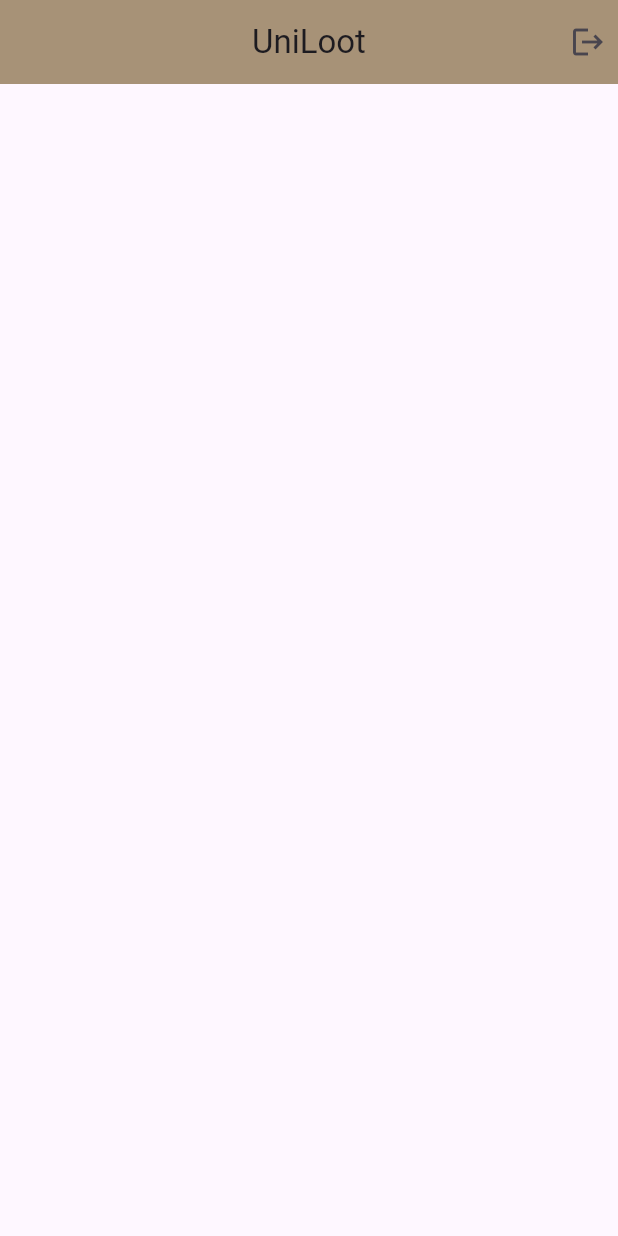
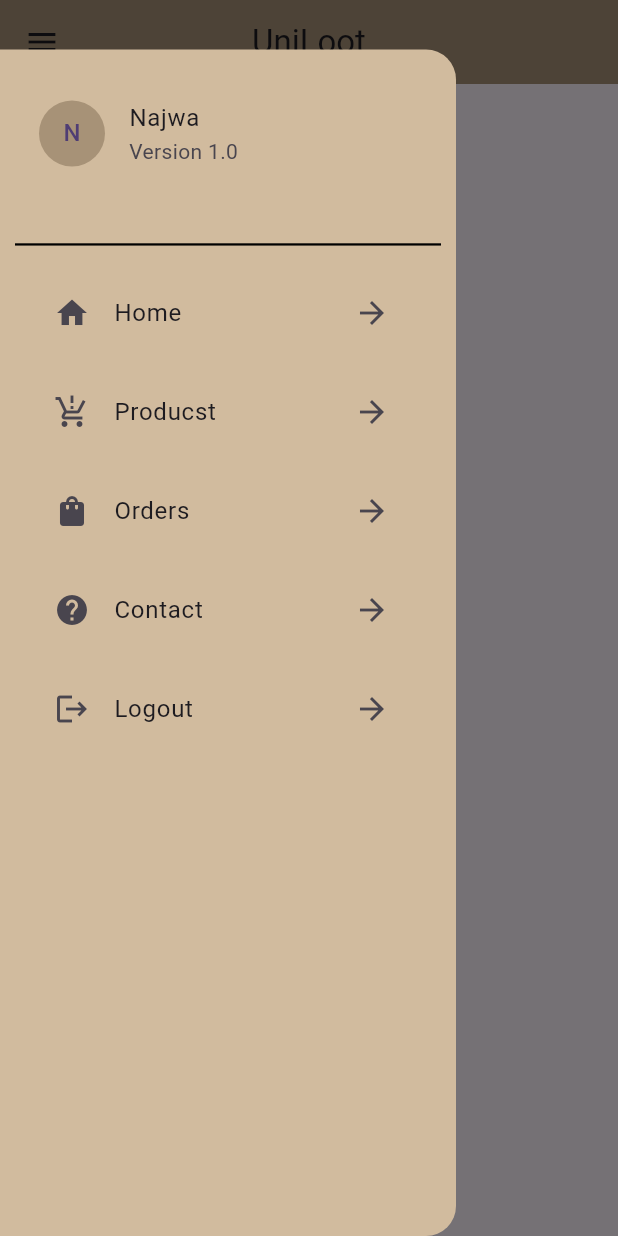
Before and after one commit to NajwaShaharudin/UniLoot, a Flutter app: the MainScreen screen opened directly, with the side drawer open (before the commit the screen has no drawer), on a phone screen of 412 x 824 dp. Run offline on Flutter 3.47's test engine with Material 3 defaults, Android fonts, the phone set to English and light mode, and no system bars; our stand-ins replace cloud_firestore, firebase_auth, firebase_core, firebase_messaging, flutter_easyloading, flutter_keyboard_visibility and 3 more; accounts and stored records are empty.

Commit message:
main screen drawer

```diff
--- a/lib/screens/user_panel/main_screen.dart
+++ b/lib/screens/user_panel/main_screen.dart
@@ -1,11 +1,7 @@
-import 'package:firebase_auth/firebase_auth.dart';
 import 'package:flutter/material.dart';
 import 'package:flutter/services.dart';
-import 'package:get/get.dart';
-import 'package:google_sign_in/google_sign_in.dart';
 import 'package:uni_loot/utils/app_constant.dart';
-
-import '../auth_ui/welcome_screen.dart';
+import 'package:uni_loot/widgets/drawer_widget.dart';
 
 class MainScreen extends StatelessWidget {
   const MainScreen({super.key});
@@ -18,25 +14,12 @@ class MainScreen extends StatelessWidget {
           statusBarColor: AppConstant.appSecondaryColor,
           statusBarIconBrightness: Brightness.light),
         backgroundColor: AppConstant.appMainColor,
-        title: Text(AppConstant.appMainName),
+        title: Text(
+            AppConstant.appMainName,
+          ),
         centerTitle: true,
-        actions: [
-          GestureDetector(
-            onTap: () async {
-              GoogleSignIn googleSignIn = GoogleSignIn();
-              FirebaseAuth _auth = FirebaseAuth.instance;
-              await _auth.signOut();
-              await googleSignIn.signOut();
-              Get.offAll(() => WelcomeScreen());
-            },
-            child:  const Padding(
-              padding: EdgeInsets.all(8.0),
-              child: Icon(Icons.logout),
-            ),
-          )
-
-        ],
       ),
+      drawer: DrawerWidget(),
     );
   }
 }
--- /dev/null
+++ b/lib/widgets/drawer_widget.dart
@@ -0,0 +1,109 @@
+import 'package:firebase_auth/firebase_auth.dart';
+import 'package:flutter/material.dart';
+import 'package:get/get.dart';
+import 'package:google_sign_in/google_sign_in.dart';
+import 'package:uni_loot/utils/app_constant.dart';
+
+import '../screens/auth_ui/welcome_screen.dart';
+
+class DrawerWidget extends StatefulWidget {
+  const DrawerWidget({super.key});
+
+  @override
+  State<DrawerWidget> createState() => _DrawerWidgetState();
+}
+
+class _DrawerWidgetState extends State<DrawerWidget> {
+  @override
+  Widget build(BuildContext context) {
+    return Padding(
+            padding: EdgeInsets.only(top: Get.height/25),
+            child: Drawer(
+            shape: RoundedRectangleBorder(
+            borderRadius: BorderRadius.only(
+             topRight: Radius.circular(20.0),
+             bottomRight: Radius.circular(20.0),
+          ),
+            ),
+              child: Wrap(
+                runSpacing: 10,
+                children: [
+                  Padding(
+                    padding: const EdgeInsets.symmetric(horizontal: 10.0, vertical: 20.0),
+                    child: ListTile(
+                      titleAlignment: ListTileTitleAlignment.center,
+                      title: Text("Najwa"),
+                      subtitle: Text("Version 1.0"),
+                      leading: CircleAvatar(
+                        radius: 22.0,
+                        backgroundColor: AppConstant.appMainColor,
+                        child: Text("N"),
+                      ),
+                    ),
+                  ),
+                  Divider(
+                    indent: 10.0,
+                    endIndent: 10.0,
+                    thickness: 1.5,
+                    color: Colors.black,
+                  ),
+                  Padding(
+                      padding: const EdgeInsets.symmetric(horizontal: 20.0),
+                    child: ListTile(
+                      titleAlignment: ListTileTitleAlignment.center,
+                      title: Text("Home"),
+                      leading: Icon(Icons.home),
+                      trailing: Icon(Icons.arrow_forward),
+                    ),
+                  ),
+                  Padding(
+                    padding: const EdgeInsets.symmetric(horizontal: 20.0),
+                    child: ListTile(
+                      titleAlignment: ListTileTitleAlignment.center,
+                      title: Text("Producst"),
+                      leading: Icon(Icons.production_quantity_limits),
+                      trailing: Icon(Icons.arrow_forward),
+                    ),
+                  ),
+                  Padding(
+                    padding: const EdgeInsets.symmetric(horizontal: 20.0),
+                    child: ListTile(
+                      titleAlignment: ListTileTitleAlignment.center,
+                      title: Text("Orders"),
+                      leading: Icon(Icons.shopping_bag),
+                      trailing: Icon(Icons.arrow_forward),
+                    ),
+                  ),
+                  Padding(
+                    padding: const EdgeInsets.symmetric(horizontal: 20.0),
+                    child: ListTile(
+                      titleAlignment: ListTileTitleAlignment.center,
+                      title: Text("Contact"),
+                      leading: Icon(Icons.help),
+                      trailing: Icon(Icons.arrow_forward),
+                    ),
+                  ),
+                  Padding(
+                    padding: const EdgeInsets.symmetric(horizontal: 20.0),
+                    child: ListTile(
+                      onTap: () async {
+
+                        GoogleSignIn googleSignIn = GoogleSignIn();
+                        FirebaseAuth _auth = FirebaseAuth.instance;
+                        await _auth.signOut();
+                        await googleSignIn.signOut();
+                        Get.offAll(() => WelcomeScreen());
+                      },
+                      titleAlignment: ListTileTitleAlignment.center,
+                      title: Text("Logout"),
+                      leading: Icon(Icons.logout),
+                      trailing: Icon(Icons.arrow_forward),
+                    ),
+                  ),
+                ],
+              ),
+              backgroundColor: AppConstant.appSecondaryColor,
+            ),
+    );
+  }
+}
```
